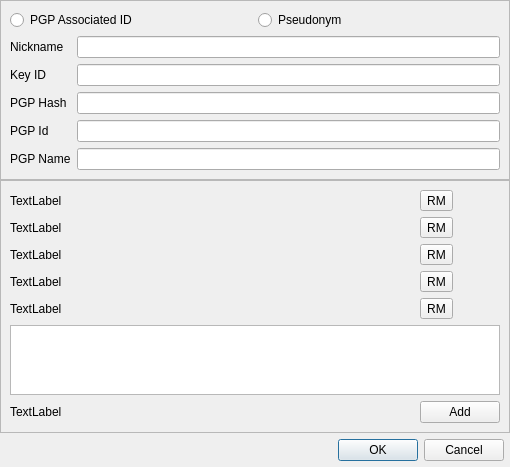
The window that retroshare-gui/src/gui/Identity/IdEditDialog.ui (RetroShare/RetroShare) describes before a commit, drawn with Qt 5.
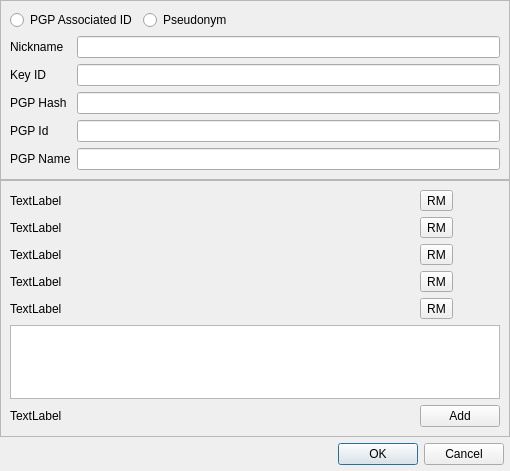
The same window after the commit. Icons and pictures are not drawn. Custom widgets are drawn as their Qt base class.

Commit message:
IdDialog: - Added missing tooltip "Edit Identity" - Fixed gui layout - Updated todo
IdEditDialog:
- Added window icon
- Added spacer to gui layout
- Set recogn tags at dialog start to hidden

The edit to the form file:
```diff
--- a/retroshare-gui/src/gui/Identity/IdEditDialog.ui
+++ b/retroshare-gui/src/gui/Identity/IdEditDialog.ui
@@ -7,7 +7,7 @@
     <x>0</x>
     <y>0</y>
     <width>510</width>
-    <height>462</height>
+    <height>471</height>
    </rect>
   </property>
   <layout class="QVBoxLayout" name="verticalLayout">
@@ -58,6 +58,19 @@
           </property>
          </widget>
         </item>
+        <item>
+         <spacer name="horizontalSpacer_2">
+          <property name="orientation">
+           <enum>Qt::Horizontal</enum>
+          </property>
+          <property name="sizeHint" stdset="0">
+           <size>
+            <width>40</width>
+            <height>20</height>
+           </size>
+          </property>
+         </spacer>
+        </item>
        </layout>
       </item>
       <item row="1" column="0">
@@ -226,6 +239,12 @@
       </item>
       <item row="7" column="0">
        <widget class="QLabel" name="label_TagCheck">
+        <property name="sizePolicy">
+         <sizepolicy hsizetype="MinimumExpanding" vsizetype="Preferred">
+          <horstretch>0</horstretch>
+          <verstretch>0</verstretch>
+         </sizepolicy>
+        </property>
         <property name="text">
          <string>TextLabel</string>
         </property>
```
Left out of the diff: 30 changed lines with no effect on the pictures. The commit also changes 3 other files.
